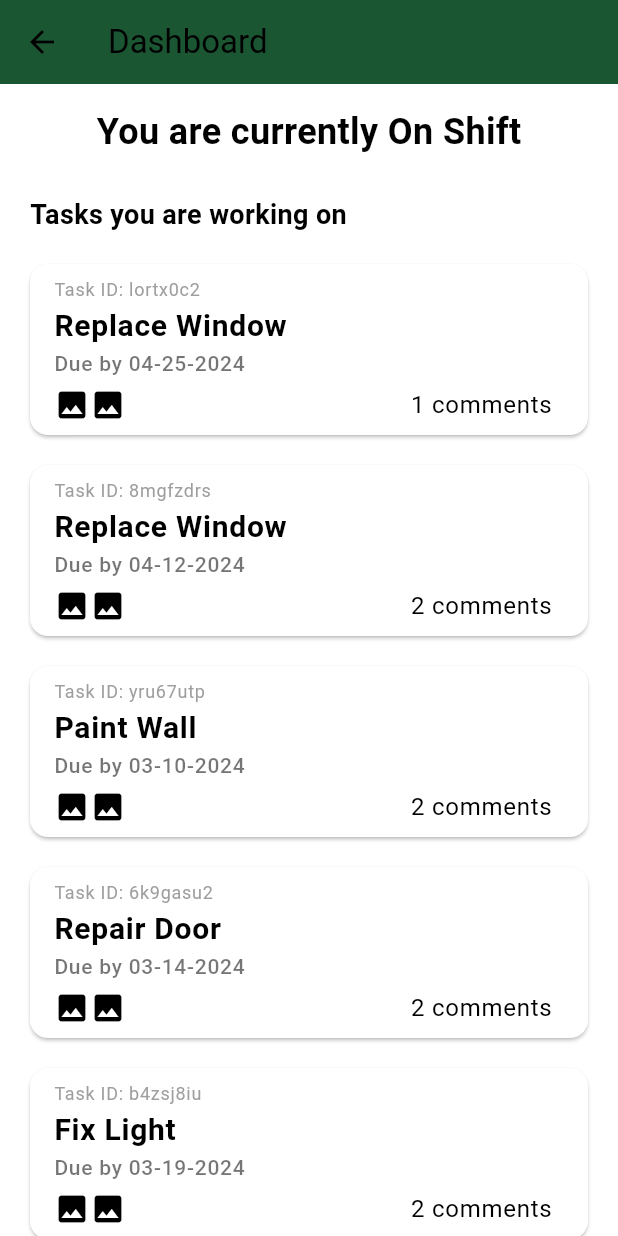
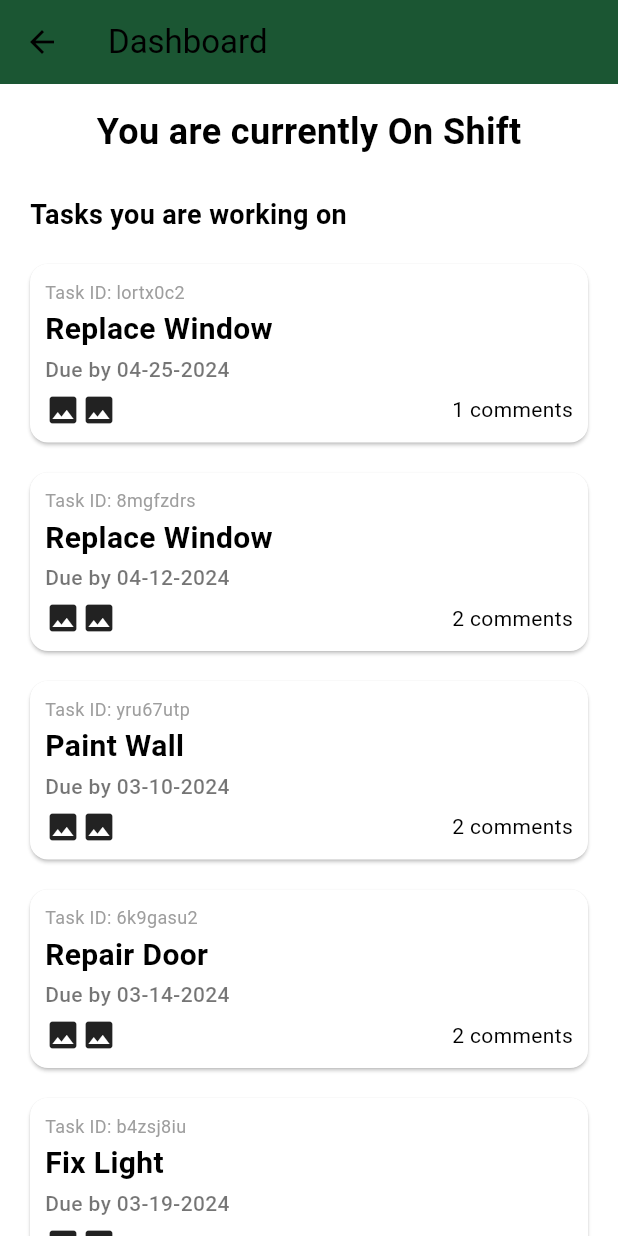
Before and after one commit to jyorko/reslife-operations, a Flutter app: the Dashboard screen opened directly, on a phone screen of 412 x 824 dp. Run offline on Flutter 3.47's test engine with Material 3 defaults, Android fonts, the phone set to English and light mode, and no system bars.

Commit message:
modified task card layout

```diff
--- a/flutter/app/lib/widgets/task_card.dart
+++ b/flutter/app/lib/widgets/task_card.dart
@@ -20,48 +20,53 @@ class TaskCard extends StatelessWidget {
   @override
   Widget build(BuildContext context) {
     // final String formattedDueDate = DateFormat.yMd().format(dueDate);
-
-    return Card(
+    return InkWell(
+      onTap: () {
+        Navigator.push(
+          context,
+          MaterialPageRoute(builder: (context) => TaskDetail(taskId: taskId)),
+        );
+      },
+      child: Card(
         margin: const EdgeInsets.fromLTRB(20, 10, 20, 10),
-      child: ListTile(
-        // TODO: make this object created with a Row and within it, create two columns
-
-        title: Column(
+        child: Padding(
+          padding: const EdgeInsets.all(10.0),
+          child: Row(
+            mainAxisAlignment: MainAxisAlignment.spaceBetween,
             crossAxisAlignment: CrossAxisAlignment.start,
-          mainAxisSize: MainAxisSize.min,
-          children: <Widget>[
+            children: [
+              // Left side: Task id, title, due date, etc.
+              Expanded(
+                child: Column(
+                  crossAxisAlignment: CrossAxisAlignment.start,
+                  children: [
                     Text(
                       'Task ID: $taskId',
+                      style: const TextStyle(fontSize: 12, color: Colors.grey),
+                    ),
+                    Padding(
+                      padding: const EdgeInsets.symmetric(vertical: 2.0),
+                      child: Text(
+                        title,
                         style: const TextStyle(
-                fontSize: 12,
-                color: Colors.grey,
+                            fontSize: 20, fontWeight: FontWeight.bold),
+                        overflow: TextOverflow.ellipsis,
                       ),
                     ),
-            Text(
-              title,
-              style: const TextStyle(
-                fontSize: 20,
-                fontWeight: FontWeight.bold,
-              ),
-            ),
-
-            // due date
                     Text(
                       'Due by $dueDate',
                       style: const TextStyle(
                           fontSize: 14,
                           fontWeight: FontWeight.w500,
-                color: Colors.black54,
+                          color: Colors.black54),
                     ),
-            ),
-            // Circle images of the member assigned to the task and the num of comments
-            // for now, we are not going to use image
                     Padding(
-              padding: const EdgeInsets.fromLTRB(0, 5, 0, 0),
+                      padding: const EdgeInsets.only(top: 5.0),
                       child: Row(
                         children: <Widget>[
-                  const Icon(Icons.image),
-                  const Icon(Icons.image),
+                          const Icon(
+                              Icons.image), // Placeholder for member images
+                          const Icon(Icons.image), // Another placeholder
                           const Spacer(),
                           Text('${comments?.length ?? 0} comments'),
                         ],
@@ -69,25 +74,21 @@ class TaskCard extends StatelessWidget {
                     ),
                   ],
                 ),
+              ),
               // TODO: show tags on cards
-        // trailing: Wrap(
-        //   spacing: 4,
-        //   children: tag
-        //           ?.map((tag) => Chip(
-        //                 label: Text(tag),
-        //                 backgroundColor: Colors.lightBlue,
-        //               ))
-        //           .toList() ??
-        //       [],
+              // Right side: Tags
+              // Column(
+              //   crossAxisAlignment: CrossAxisAlignment.end,
+              //   children: tags != null
+              //       ? tags.map((tag) => Chip(
+              //             label: Text(tag),
+              //             backgroundColor: Colors.lightBlue,
+              //           )).toList()
+              //       : [const Text('No tags')],
               // ),
-
-        // onTap card to see task detail
-        onTap: () {
-          Navigator.push(
-            context,
-            MaterialPageRoute(builder: (context) => TaskDetail(taskId: taskId)),
-          );
-        },
+            ],
+          ),
+        ),
       ),
     );
   }
```
Also changed, not shown: flutter/app/lib/settings.dart (+0 -13 lines). Lines whose indentation alone changed are shown as unchanged.
